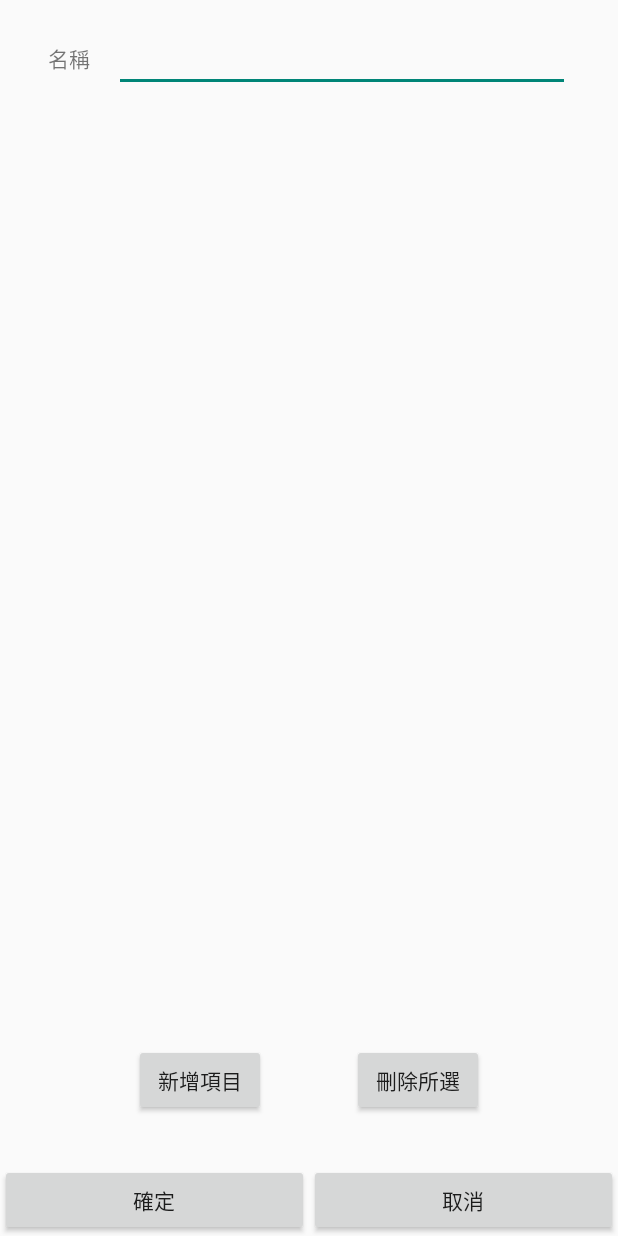
After one commit to littlexfish-android/SimpleCalendar, an Android app: the fragment ListEditor shown on its own in the app's theme, on a phone screen of 412 x 824 dp. The commit adds this screen. Run offline under Robolectric (Android 15) with nearby library versions, the phone set to English and light mode, and no system bars.

Commit message:
add list editor

```diff
--- a/app/build.gradle
+++ b/app/build.gradle
@@ -10,7 +10,7 @@ android {
         applicationId "org.lf.calendar"
         minSdk 24
         targetSdk 31
-        versionCode 1
+        versionCode 2
         versionName "1.0"
 
         testInstrumentationRunner "androidx.test.runner.AndroidJUnitRunner"
--- a/app/src/main/java/org/lf/calendar/MainActivity.kt
+++ b/app/src/main/java/org/lf/calendar/MainActivity.kt
@@ -2,6 +2,7 @@ package org.lf.calendar
 
 import android.database.sqlite.SQLiteDatabase
 import android.os.Bundle
+import android.os.CountDownTimer
 import android.view.View
 import androidx.appcompat.app.AppCompatActivity
 import androidx.fragment.app.Fragment
@@ -204,12 +205,12 @@ class MainActivity : AppCompatActivity() {
 	/**
 	 * Get calendar data
 	 */
-	fun getCalendar() = SqlHelper.CalendarProcessor(calendar)
+	fun getCalendar() = calendar
 
 	/**
 	 * Get list data
 	 */
-	fun getList() = SqlHelper.ListProcessor(list)
+	fun getList() = list
 
 	/**
 	 * On activity been destroy, need close database
@@ -221,4 +222,21 @@ class MainActivity : AppCompatActivity() {
 		}
 	}
 
+	class SaveTimer(private val calendar: SqlHelper.CalendarProcessor, private val list: SqlHelper.ListProcessor) : CountDownTimer(30 * 1000L, 30 * 1000L) {
+		override fun onTick(millisUntilFinished: Long) {
+			// do nothing
+		}
+
+		override fun onFinish() {
+			val db = SqlHelper.getInstance(null).writableDatabase
+			if(calendar.hasChange) {
+				calendar.saveSql(db)
+			}
+			if(list.hasChange) {
+				list.saveSql(db)
+			}
+			this.start()
+		}
+	}
+
 }
--- a/app/src/main/java/org/lf/calendar/io/SqlHelper.kt
+++ b/app/src/main/java/org/lf/calendar/io/SqlHelper.kt
@@ -43,7 +43,7 @@ class SqlHelper(@Nullable context: Context?, @Nullable factory: SQLiteDatabase.C
 		/**
 		 * Only can create a sqlite, prevent too many helper
 		 */
-		fun getInstance(context: Context): SqlHelper {
+		fun getInstance(context: Context?): SqlHelper {
 			if(!::sql.isInitialized) {
 				sql = SqlHelper(context, null)
 			}
@@ -101,6 +101,9 @@ class SqlHelper(@Nullable context: Context?, @Nullable factory: SQLiteDatabase.C
 		 */
 		private val deleteList = ArrayList<SqlList>()
 
+		@Volatile
+		var hasChange = false
+
 		/**
 		 * Construct by database
 		 */
@@ -155,6 +158,7 @@ class SqlHelper(@Nullable context: Context?, @Nullable factory: SQLiteDatabase.C
 			else {
 				appendList.add(data)
 			}
+			hasChange = true
 		}
 
 		/**
@@ -165,6 +169,7 @@ class SqlHelper(@Nullable context: Context?, @Nullable factory: SQLiteDatabase.C
 			if(r != null && r) {
 				deleteList.add(data)
 			}
+			hasChange = true
 		}
 
 		/**
@@ -195,6 +200,7 @@ class SqlHelper(@Nullable context: Context?, @Nullable factory: SQLiteDatabase.C
 				arr.add(data)
 			}
 			appendList.clear()
+			hasChange = false
 
 		}
 
@@ -219,6 +225,9 @@ class SqlHelper(@Nullable context: Context?, @Nullable factory: SQLiteDatabase.C
 		 * The item need delete from database
 		 */
 		private val deleteCalendar = ArrayList<SqlCalendar>()
+
+		@Volatile
+		var hasChange = false
 
 		/**
 		 * Construct by database
@@ -273,6 +282,7 @@ class SqlHelper(@Nullable context: Context?, @Nullable factory: SQLiteDatabase.C
 			else {
 				appendCalendar.add(data)
 			}
+			hasChange = true
 		}
 
 		/**
@@ -282,6 +292,7 @@ class SqlHelper(@Nullable context: Context?, @Nullable factory: SQLiteDatabase.C
 			if(calendar.remove(data)) {
 				deleteCalendar.add(data)
 			}
+			hasChange = true
 		}
 
 		/**
@@ -306,6 +317,7 @@ class SqlHelper(@Nullable context: Context?, @Nullable factory: SQLiteDatabase.C
 			// add append list into list
 			calendar.addAll(appendCalendar)
 			appendCalendar.clear()
+			hasChange = false
 
 		}
 
--- /dev/null
+++ b/app/src/main/java/org/lf/calendar/list/ListEditor.kt
@@ -0,0 +1,55 @@
+package org.lf.calendar.list
+
+import android.os.Bundle
+import android.util.ArrayMap
+import androidx.fragment.app.Fragment
+import android.view.LayoutInflater
+import android.view.View
+import android.view.ViewGroup
+import android.widget.CheckBox
+import android.widget.EditText
+import android.widget.LinearLayout
+import org.lf.calendar.R
+
+
+class ListEditor : Fragment() {
+
+	/* data */
+
+
+
+	/* view */
+
+	private lateinit var groupView: EditText
+
+	private lateinit var items: LinearLayout
+
+	private val itemViews = ArrayMap<String, CheckBox>()
+
+	//TODO
+	override fun onCreate(savedInstanceState: Bundle?) {
+		super.onCreate(savedInstanceState)
+		arguments?.let {
+		}
+	}
+
+	override fun onCreateView(inflater: LayoutInflater, container: ViewGroup?, savedInstanceState: Bundle?): View? {
+		// Inflate the layout for this fragment
+		return inflater.inflate(R.layout.fragment_list_editor, container, false)
+	}
+
+	override fun onViewCreated(view: View, savedInstanceState: Bundle?) {
+		super.onViewCreated(view, savedInstanceState)
+
+
+	}
+
+	companion object {
+		@JvmStatic
+		fun newInstance() =
+			ListEditor().apply {
+				arguments = Bundle().apply {
+				}
+			}
+	}
+}
--- a/app/src/main/java/org/lf/calendar/list/ListItem.kt
+++ b/app/src/main/java/org/lf/calendar/list/ListItem.kt
@@ -31,12 +31,14 @@ class ListItem : LinearLayout {
 	/**
 	 * The view of group
 	 */
-	private lateinit var group: TextView
+	private lateinit var group: CheckBox
 
 	/**
 	 * The list of group view
 	 */
 	private lateinit var listGroup: LinearLayout
+
+	private val itemViews = HashMap<String, Boolean>()
 
 	constructor(context: Context) : super(context) {
 		init(null, 0)
@@ -82,6 +84,7 @@ class ListItem : LinearLayout {
 	 */
 	private fun refreshItems(force: Boolean) {
 		if(force || listGroup.childCount != items.size || group.text != groupName) {
+
 			// clear children view
 			listGroup.removeAllViews()
 
@@ -103,6 +106,7 @@ class ListItem : LinearLayout {
 		val checkbox = CheckBox(context)
 		checkbox.text = str
 		listGroup.addView(checkbox, index)
+		checkbox.isChecked = itemViews[str] ?: false.also { itemViews[str] = it }
 	}
 
 }
--- a/app/src/main/java/org/lf/calendar/tabs/List.kt
+++ b/app/src/main/java/org/lf/calendar/tabs/List.kt
@@ -5,6 +5,7 @@ import androidx.fragment.app.Fragment
 import android.view.LayoutInflater
 import android.view.View
 import android.view.ViewGroup
+import com.google.android.material.floatingactionbutton.FloatingActionButton
 import org.lf.calendar.R
 
 /**
@@ -25,7 +26,9 @@ class List : Fragment() {
     override fun onViewCreated(view: View, savedInstanceState: Bundle?) {
         super.onViewCreated(view, savedInstanceState)
 
+        view.findViewById<FloatingActionButton>(R.id.list_add_group).setOnClickListener {
 
+        }
 
     }
 
--- /dev/null
+++ b/app/src/main/res/layout/fragment_list_editor.xml
@@ -0,0 +1,88 @@
+<?xml version="1.0" encoding="utf-8"?>
+<androidx.constraintlayout.widget.ConstraintLayout xmlns:android="http://schemas.android.com/apk/res/android"
+    xmlns:app="http://schemas.android.com/apk/res-auto"
+    xmlns:tools="http://schemas.android.com/tools"
+    android:layout_width="match_parent"
+    android:layout_height="match_parent"
+    tools:context=".list.ListEditor">
+
+    <TextView
+        android:id="@+id/listEditorGroupLabel"
+        android:layout_width="wrap_content"
+        android:layout_height="wrap_content"
+        android:layout_marginStart="32dp"
+        android:text="@string/listEditorGroup"
+        app:layout_constraintBottom_toBottomOf="@+id/listEditorGroup"
+        app:layout_constraintStart_toStartOf="parent"
+        app:layout_constraintTop_toTopOf="@+id/listEditorGroup" />
+
+    <EditText
+        android:id="@+id/listEditorGroup"
+        android:layout_width="0dp"
+        android:layout_height="wrap_content"
+        android:layout_marginStart="16dp"
+        android:layout_marginTop="16dp"
+        android:layout_marginEnd="32dp"
+        android:ems="10"
+        android:inputType="textPersonName"
+        app:layout_constraintEnd_toEndOf="parent"
+        app:layout_constraintStart_toEndOf="@+id/listEditorGroupLabel"
+        app:layout_constraintTop_toTopOf="parent" />
+
+    <ScrollView
+        android:id="@+id/scrollView2"
+        android:layout_width="0dp"
+        android:layout_height="0dp"
+        android:layout_marginStart="32dp"
+        android:layout_marginTop="16dp"
+        android:layout_marginEnd="32dp"
+        android:layout_marginBottom="16dp"
+        app:layout_constraintBottom_toTopOf="@+id/listEditorAddItem"
+        app:layout_constraintEnd_toEndOf="parent"
+        app:layout_constraintStart_toStartOf="parent"
+        app:layout_constraintTop_toBottomOf="@+id/listEditorGroup">
+
+        <LinearLayout
+            android:id="@+id/listEditorItems"
+            android:layout_width="match_parent"
+            android:layout_height="wrap_content"
+            android:orientation="vertical" />
+    </ScrollView>
+
+    <Button
+        android:id="@+id/listEditorAddItem"
+        android:layout_width="wrap_content"
+        android:layout_height="wrap_content"
+        android:layout_marginBottom="32dp"
+        android:text="@string/listEditorAddItem"
+        app:layout_constraintBottom_toTopOf="@+id/listEditorComfirm"
+        app:layout_constraintEnd_toStartOf="@+id/listEditorRemoveItem"
+        app:layout_constraintStart_toStartOf="@+id/scrollView2" />
+
+    <Button
+        android:id="@+id/listEditorRemoveItem"
+        android:layout_width="wrap_content"
+        android:layout_height="wrap_content"
+        android:text="@string/listEditorRemoveItem"
+        app:layout_constraintEnd_toEndOf="@+id/scrollView2"
+        app:layout_constraintStart_toEndOf="@+id/listEditorAddItem"
+        app:layout_constraintTop_toTopOf="@+id/listEditorAddItem" />
+
+    <Button
+        android:id="@+id/listEditorComfirm"
+        android:layout_width="0dp"
+        android:layout_height="wrap_content"
+        android:text="@string/listEditorConfirm"
+        app:layout_constraintBottom_toBottomOf="parent"
+        app:layout_constraintEnd_toStartOf="@+id/listEditorCancel"
+        app:layout_constraintStart_toStartOf="parent" />
+
+    <Button
+        android:id="@+id/listEditorCancel"
+        android:layout_width="0dp"
+        android:layout_height="wrap_content"
+        android:text="@string/listEditorCancel"
+        app:layout_constraintBottom_toBottomOf="parent"
+        app:layout_constraintEnd_toEndOf="parent"
+        app:layout_constraintStart_toEndOf="@+id/listEditorComfirm" />
+</androidx.constraintlayout.widget.ConstraintLayout>
--- a/app/src/main/res/layout/view_list_item.xml
+++ b/app/src/main/res/layout/view_list_item.xml
@@ -7,11 +7,11 @@
     tools:context=".calendar.ListItem">
 
 
-    <TextView
+    <CheckBox
         android:id="@+id/list_item_group"
-        android:layout_width="wrap_content"
+        android:layout_width="match_parent"
         android:layout_height="wrap_content"
-        android:text="TextView" />
+        android:text="CheckBox" />
 
     <LinearLayout
         android:id="@+id/list_item_items"
--- a/app/src/main/res/values/strings.xml
+++ b/app/src/main/res/values/strings.xml
@@ -4,4 +4,12 @@
 
     <string name="calendarYearMonth">%1$d年%2$d月</string>
 
+    <!--  list editor  -->
+    <string name="listEditorGroup">名稱</string>
+    <string name="listEditorAddItem">新增項目</string>
+    <string name="listEditorRemoveItem">刪除所選</string>
+    <string name="listEditorConfirm">確定</string>
+    <string name="listEditorCancel">取消</string>
+
+
 </resources>
```
